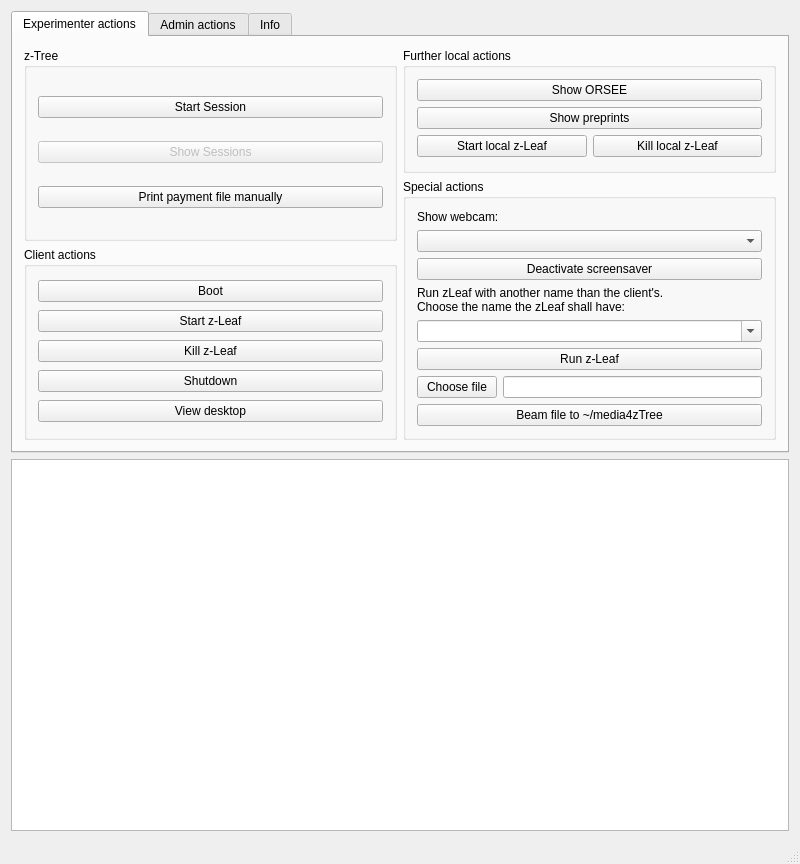
This is src/mainwindow.ui in tobiaswee/Labcontrol as Qt 5 draws it before an edit. The edited form follows.
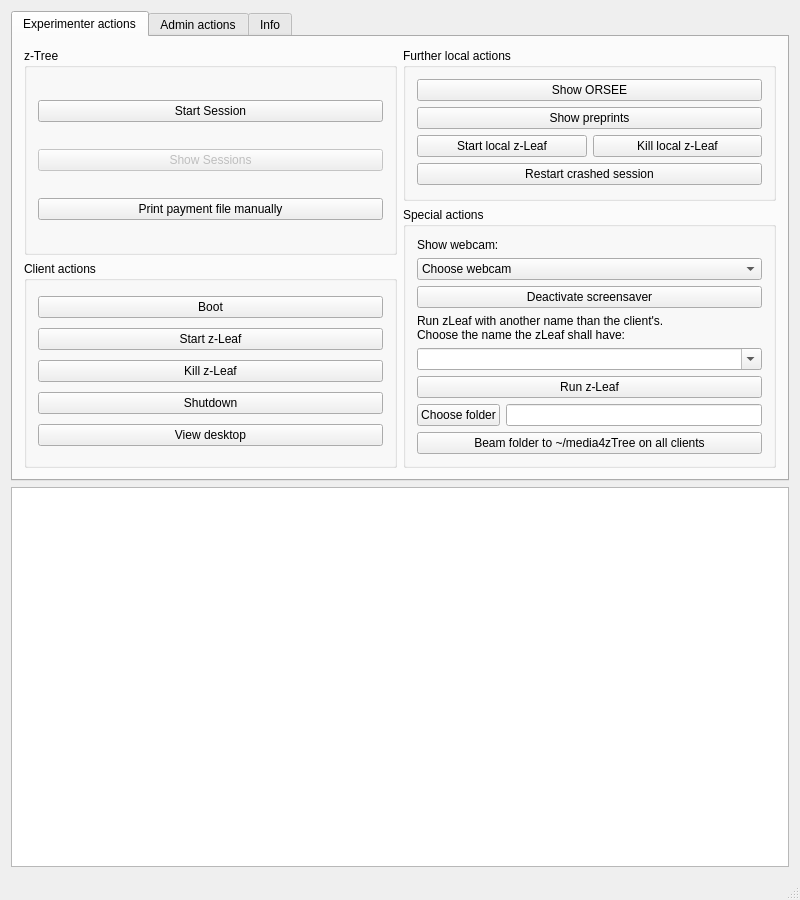
This is the edited form. Icons and pictures are not drawn.

Commit message: Changed file permissions for group writing, added size parameter for local zleaf. renamed Beam file to Beam folder, disabled self shutdown, fixed webcam dropdown (added Choose webcam entry), added autostart z-leaf on client with session button, added Restart crashed session button

Diff of the .ui file:
```diff
--- a/src/mainwindow.ui
+++ b/src/mainwindow.ui
@@ -7,7 +7,7 @@
     <x>0</x>
     <y>0</y>
     <width>800</width>
-    <height>864</height>
+    <height>900</height>
    </rect>
   </property>
   <property name="windowTitle">
@@ -186,6 +186,13 @@
                </item>
               </layout>
              </item>
+             <item>
+              <widget class="QPushButton" name="PBrestartCrashedSession">
+               <property name="text">
+                <string>Restart crashed session</string>
+               </property>
+              </widget>
+             </item>
             </layout>
            </widget>
           </item>
@@ -203,7 +210,13 @@
               </widget>
              </item>
              <item>
-              <widget class="QComboBox" name="CBWebcamChooser"/>
+              <widget class="QComboBox" name="CBWebcamChooser">
+               <item>
+                <property name="text">
+                 <string>Choose webcam</string>
+                </property>
+               </item>
+              </widget>
              </item>
              <item>
               <widget class="QPushButton" name="PBDeactivateScreensaver">
@@ -261,7 +274,7 @@
                  <item>
                   <widget class="QPushButton" name="PBChooseFile">
                    <property name="text">
-                    <string>Choose file</string>
+                    <string>Choose folder</string>
                    </property>
                   </widget>
                  </item>
@@ -277,7 +290,7 @@
                <item>
                 <widget class="QPushButton" name="PBBeamFile">
                  <property name="text">
-                  <string>Beam file to ~/media4zTree</string>
+                  <string>Beam folder to ~/media4zTree on all clients</string>
                  </property>
                 </widget>
                </item>
```
The commit also changes 70 other files.
